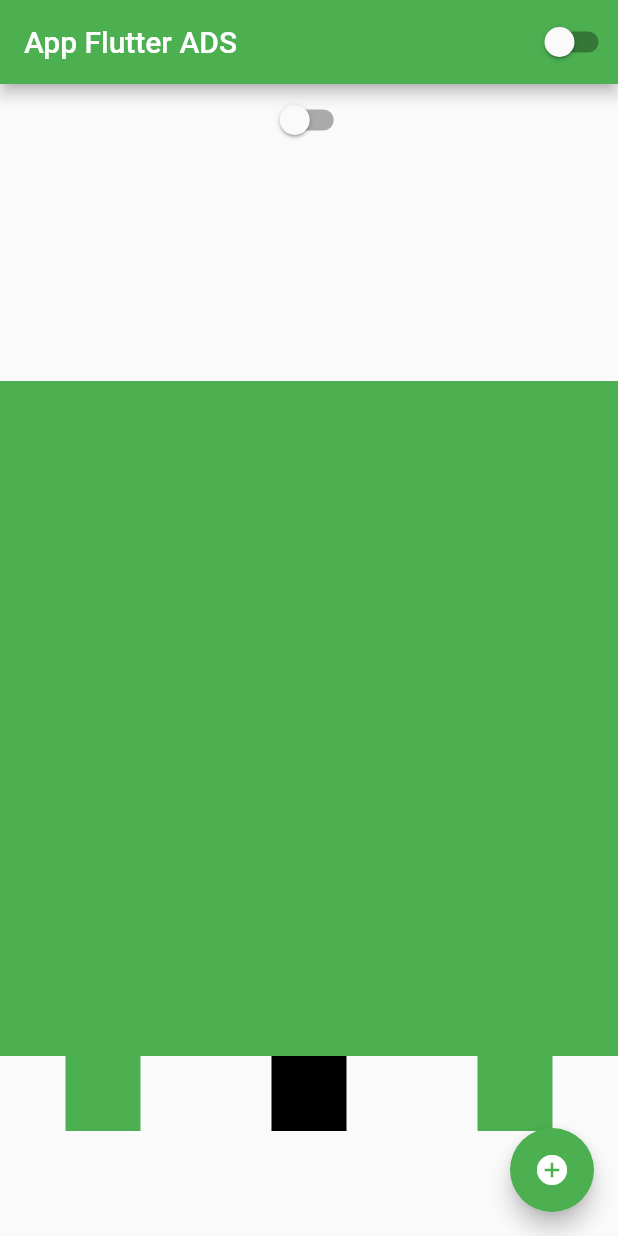
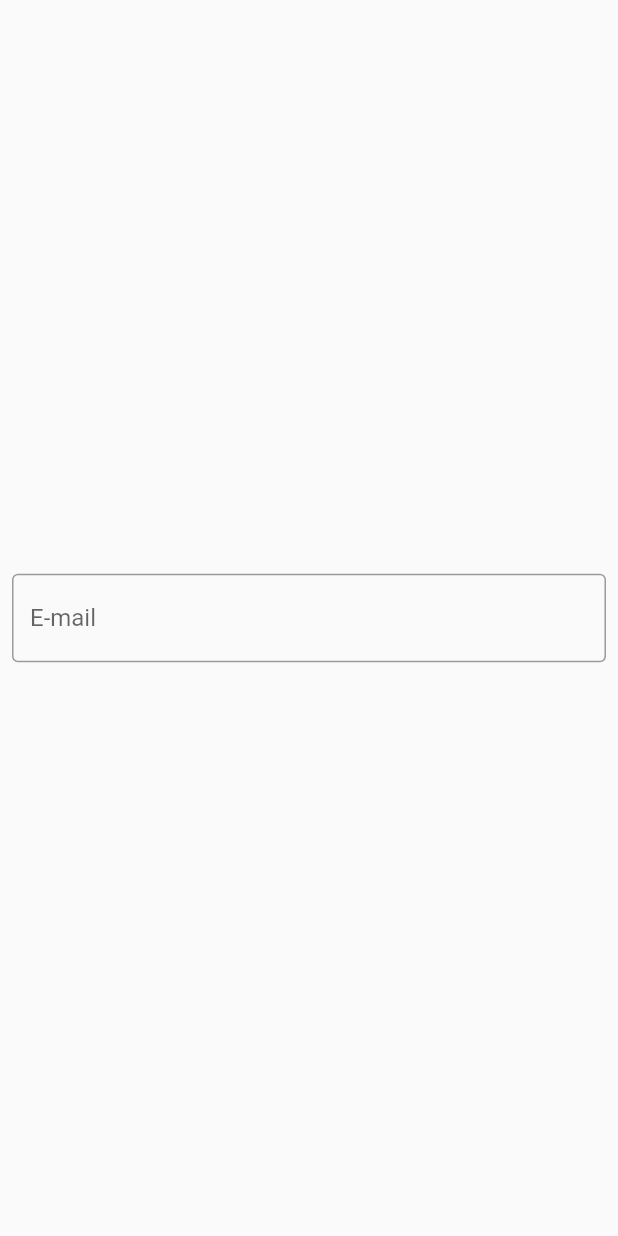
Before and after one commit to carlosviniamar/Dispositivo_Moveis, a Flutter app: the screen it shows after launch, on a phone screen of 412 x 824 dp. Run offline on Flutter 3.47's test engine with Material 2 defaults, Android fonts, the phone set to English and light mode, and no system bars.

Commit message:
Versão 2.7
Text Input field

```diff
--- a/lib/app_widget.dart
+++ b/lib/app_widget.dart
@@ -1,5 +1,6 @@
 import 'package:flutter/material.dart';
 import 'package:ola/home_page.dart';
+import 'package:ola/login_page.dart';
 
 import 'app_controller.dart';
 
@@ -21,7 +22,7 @@ class AppWidget extends StatelessWidget {
               brightness: AppController.instance.isDark
                   ? Brightness.dark
                   : Brightness.light),
-          home: HomePage(),
+          home: LoginPage(),
         );
       },
     );
--- a/lib/home_page.dart
+++ b/lib/home_page.dart
@@ -21,56 +21,11 @@ class HomePageState extends State<HomePage> {
         width: double.infinity,
         height: double.infinity,
         child: ListView(
-          scrollDirection: Axis.vertical, //rolagem vertical ou horizontal
+          //scrollDirection: Axis.vertical, //rolagem vertical ou horizontal
           children: [
             Center(child: CustomSwitch()),
             Container(
               height: 150, //espaçamento entre o botão e o container
-            ),
-            Container(
-              width: 50,
-              height: 50,
-              color: Colors.green,
-            ),
-            Container(
-              width: 50,
-              height: 50,
-              color: Colors.green,
-            ),
-            Container(
-              width: 50,
-              height: 50,
-              color: Colors.green,
-            ),
-            Container(
-              width: 50,
-              height: 50,
-              color: Colors.green,
-            ),
-            Container(
-              width: 50,
-              height: 50,
-              color: Colors.green,
-            ),
-            Container(
-              width: 50,
-              height: 50,
-              color: Colors.green,
-            ),
-            Container(
-              width: 50,
-              height: 50,
-              color: Colors.green,
-            ),
-            Container(
-              width: 50,
-              height: 50,
-              color: Colors.green,
-            ),
-            Container(
-              width: 50,
-              height: 50,
-              color: Colors.green,
             ),
             Row(
                 mainAxisAlignment: MainAxisAlignment.spaceAround,
--- /dev/null
+++ b/lib/login_page.dart
@@ -0,0 +1,33 @@
+import 'package:flutter/material.dart';
+
+class LoginPage extends StatefulWidget {
+  LoginPage({Key? key}) : super(key: key);
+
+  @override
+  _LoginPageState createState() => _LoginPageState();
+}
+
+class _LoginPageState extends State<LoginPage> {
+  @override
+  Widget build(BuildContext context) {
+    return Material(
+        child: SizedBox(
+      width: double.infinity,
+      height: double.infinity,
+      child: Padding(
+        padding: const EdgeInsets.all(8.0),
+        child: Column(
+          mainAxisAlignment: MainAxisAlignment.center,
+          children: [
+            TextField(
+              decoration: InputDecoration(
+                labelText: 'E-mail',
+                border: OutlineInputBorder(),
+              ),
+            ),
+          ],
+        ),
+      ),
+    ));
+  }
+}
```
